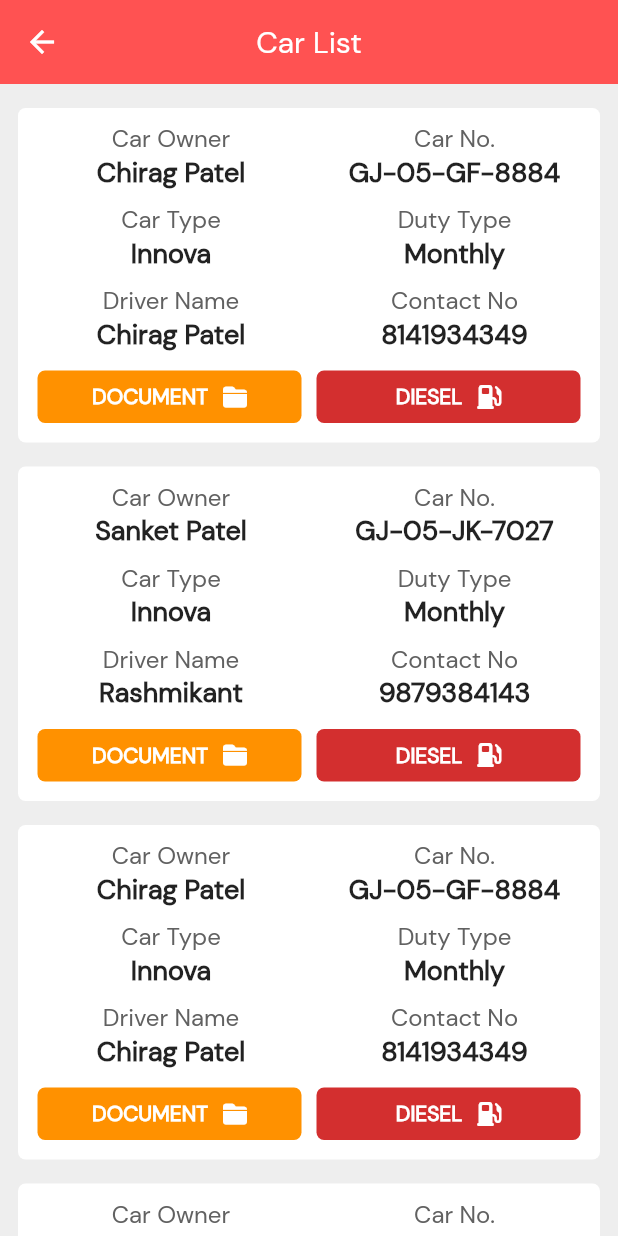
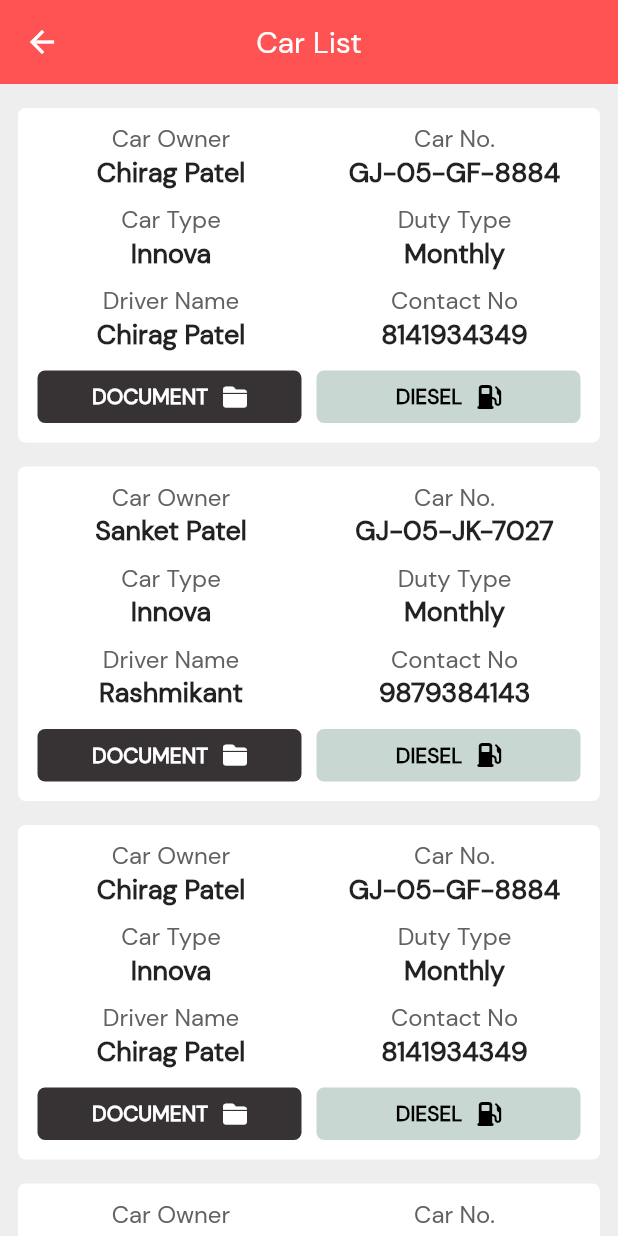
Before and after one commit to chirag27patel/flutter_projects, a Flutter app: the AdminCarList screen opened directly, on a phone screen of 412 x 824 dp. Run offline on Flutter 3.47's test engine with Material 2 defaults, Android fonts, the phone set to English and light mode, and no system bars; our stand-ins replace dotted_line, flutter_staggered_animations, font_awesome_flutter, table_calendar.

Commit message:
push from chilu pc

```diff
--- a/lib/admin/admin_car_list.dart
+++ b/lib/admin/admin_car_list.dart
@@ -108,7 +108,7 @@ class AdminCarList extends StatelessWidget {
                                   buttonText: "Document",
                                   iconData: FontAwesomeIcons.solidFolderClosed,
                                   iconColor: Colors.white,
-                                  buttonColor: Colors.orangeAccent.shade400,
+                                  buttonColor: Color(0xff373334),
                                   borderRadius: 5.0,
                                   buttonHeight: 35,
                                   textHeight: 14),
@@ -120,8 +120,8 @@ class AdminCarList extends StatelessWidget {
                               child: CustomMaterialButton(
                                   buttonText: "Diesel",
                                   iconData: FontAwesomeIcons.gasPump,
-                                  iconColor: Colors.white,
-                                  buttonColor: Colors.red.shade700,
+                                  iconColor: Colors.black,
+                                  buttonColor: Color(0xffC8D7D2),
                                   borderRadius: 5.0,
                                   buttonHeight: 35,
                                   textHeight: 14),
--- a/lib/components/custom_components.dart
+++ b/lib/components/custom_components.dart
@@ -283,6 +283,7 @@ class CustomMaterialButton extends StatelessWidget {
   double buttonHeight;
   double textHeight;
 
+
   CustomMaterialButton(
       {required this.buttonText,
       required this.iconData,
@@ -312,7 +313,7 @@ class CustomMaterialButton extends StatelessWidget {
                 buttonText.toUpperCase(),
                 style: TextStyle(
                     fontSize: 14,
-                    color: Colors.white,
+                    color: iconColor,
                     fontWeight: FontWeight.bold),
               ),
               Container(
```
